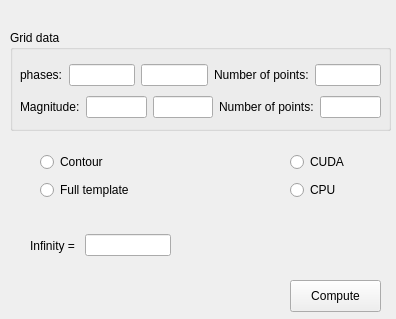
First picture: the form in src/gui/boundaries/boundary_grid_form.ui, repository Isaac-Martinez-Forte/QFTbx, before the edit.
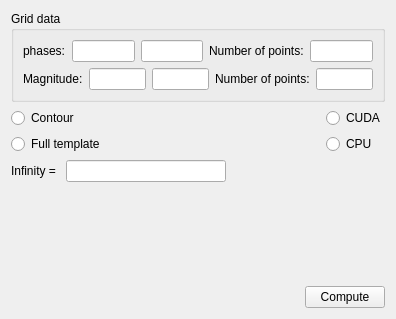
Second picture: the form after the edit.

Commit message: Lay the seven forms out, instead of placing every field by hand

Patch:
```diff
--- a/src/gui/boundaries/boundary_grid_form.ui
+++ b/src/gui/boundaries/boundary_grid_form.ui
@@ -13,43 +13,12 @@
     <height>319</height>
    </rect>
   </property>
-  <property name="windowTitle">
-   <string>Dialog</string>
-  </property>
-  <widget class="QPushButton" name="okButton">
-   <property name="geometry">
-    <rect>
-     <x>290</x>
-     <y>280</y>
-     <width>91</width>
-     <height>32</height>
-    </rect>
-   </property>
-   <property name="text">
-    <string>Compute</string>
-   </property>
-  </widget>
+  <layout class="QVBoxLayout" name="formLayout">
+   <item>
   <widget class="QGroupBox" name="groupBox">
-   <property name="geometry">
-    <rect>
-     <x>10</x>
-     <y>30</y>
-     <width>381</width>
-     <height>101</height>
-    </rect>
-   </property>
    <property name="title">
     <string>Grid data</string>
    </property>
-   <widget class="QWidget" name="layoutWidget">
-    <property name="geometry">
-     <rect>
-      <x>10</x>
-      <y>30</y>
-      <width>361</width>
-      <height>62</height>
-     </rect>
-    </property>
     <layout class="QVBoxLayout" name="verticalLayout">
      <item>
       <layout class="QHBoxLayout" name="horizontalLayout">
@@ -107,38 +76,10 @@
      </item>
     </layout>
    </widget>
-  </widget>
-  <widget class="QWidget" name="layoutWidget2">
-   <property name="geometry">
-    <rect>
-     <x>30</x>
-     <y>230</y>
-     <width>141</width>
-     <height>31</height>
-    </rect>
-   </property>
-   <layout class="QHBoxLayout" name="horizontalLayout_5">
-    <item>
-     <widget class="QLabel" name="label_6">
-      <property name="text">
-       <string>Infinity = </string>
-      </property>
-     </widget>
     </item>
     <item>
-     <widget class="QLineEdit" name="infinityEdit"/>
-    </item>
-   </layout>
-  </widget>
-  <widget class="QWidget" name="layoutWidget3">
-   <property name="geometry">
-    <rect>
-     <x>40</x>
-     <y>150</y>
-     <width>162</width>
-     <height>54</height>
-    </rect>
-   </property>
+    <layout class="QHBoxLayout" name="sourceLayout">
+     <item>
    <layout class="QVBoxLayout" name="verticalLayout_3">
     <item>
      <widget class="QRadioButton" name="contorno">
@@ -155,16 +96,21 @@
      </widget>
     </item>
    </layout>
-  </widget>
-  <widget class="QWidget" name="layoutWidget4">
-   <property name="geometry">
-    <rect>
-     <x>290</x>
-     <y>150</y>
-     <width>64</width>
-     <height>52</height>
-    </rect>
-   </property>
+     </item>
+     <item>
+      <spacer name="sourceSpacer">
+       <property name="orientation">
+        <enum>Qt::Horizontal</enum>
+       </property>
+       <property name="sizeHint" stdset="0">
+        <size>
+         <width>40</width>
+         <height>20</height>
+        </size>
+       </property>
+      </spacer>
+     </item>
+     <item>
    <layout class="QVBoxLayout" name="verticalLayout_2">
     <item>
      <widget class="QRadioButton" name="cudaCheck">
@@ -181,7 +127,74 @@
      </widget>
     </item>
    </layout>
-  </widget>
+     </item>
+    </layout>
+   </item>
+   <item>
+    <layout class="QHBoxLayout" name="horizontalLayout_5">
+     <item>
+      <widget class="QLabel" name="label_6">
+       <property name="text">
+        <string>Infinity = </string>
+       </property>
+      </widget>
+     </item>
+     <item>
+      <widget class="QLineEdit" name="infinityEdit"/>
+     </item>
+     <item>
+      <spacer name="infinitySpacer">
+       <property name="orientation">
+        <enum>Qt::Horizontal</enum>
+       </property>
+       <property name="sizeHint" stdset="0">
+        <size>
+         <width>40</width>
+         <height>20</height>
+        </size>
+       </property>
+      </spacer>
+     </item>
+    </layout>
+   </item>
+   <item>
+    <spacer name="bottomSpacer">
+     <property name="orientation">
+      <enum>Qt::Vertical</enum>
+     </property>
+     <property name="sizeHint" stdset="0">
+      <size>
+       <width>20</width>
+       <height>20</height>
+      </size>
+     </property>
+    </spacer>
+   </item>
+   <item>
+    <layout class="QHBoxLayout" name="buttonsLayout">
+     <item>
+      <spacer name="buttonsSpacer">
+       <property name="orientation">
+        <enum>Qt::Horizontal</enum>
+       </property>
+       <property name="sizeHint" stdset="0">
+        <size>
+         <width>40</width>
+         <height>20</height>
+        </size>
+       </property>
+      </spacer>
+     </item>
+     <item>
+      <widget class="QPushButton" name="okButton">
+       <property name="text">
+        <string>Compute</string>
+       </property>
+      </widget>
+     </item>
+    </layout>
+   </item>
+  </layout>
  </widget>
  <resources/>
 </ui>
```
Left out of the diff: 3 changed lines with no effect on the pictures. Lines whose indentation alone changed are shown as unchanged. The commit also changes 7 other files.
